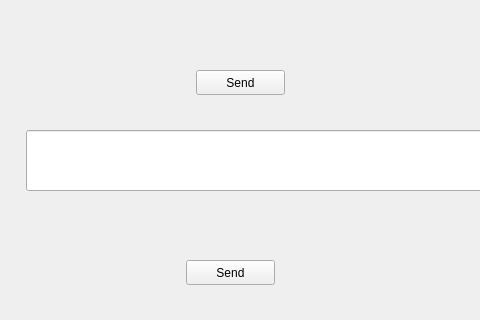
Above: client.ui from DiamondJinxx/clientLocalNet before the change; both pictures show x 124 to 604 and y 0 to 320 of the 800 by 600 pixel window. Below: the same form after it.
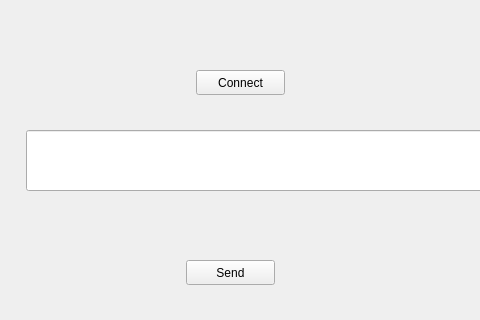
That is the form after the change.

Commit message: It's work!

Diff of the .ui file:
```diff
--- a/client.ui
+++ b/client.ui
@@ -47,7 +47,7 @@
      </rect>
     </property>
     <property name="text">
-     <string>Send</string>
+     <string>Connect</string>
     </property>
    </widget>
   </widget>
```
The commit also changes 1 other file.
